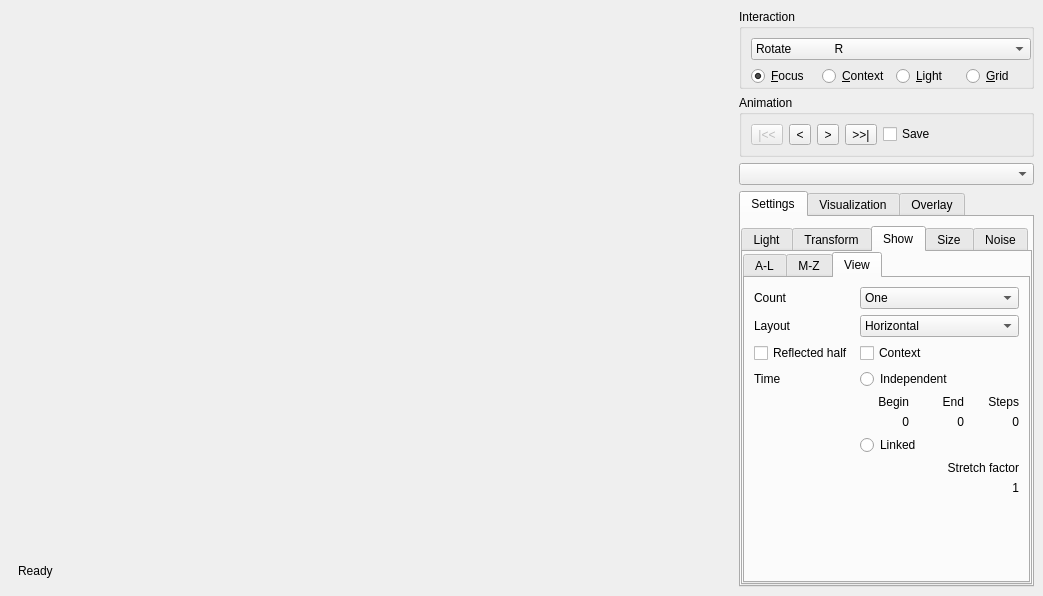
danlipsa/foamvis, file MainWindow.ui: the form before one commit.
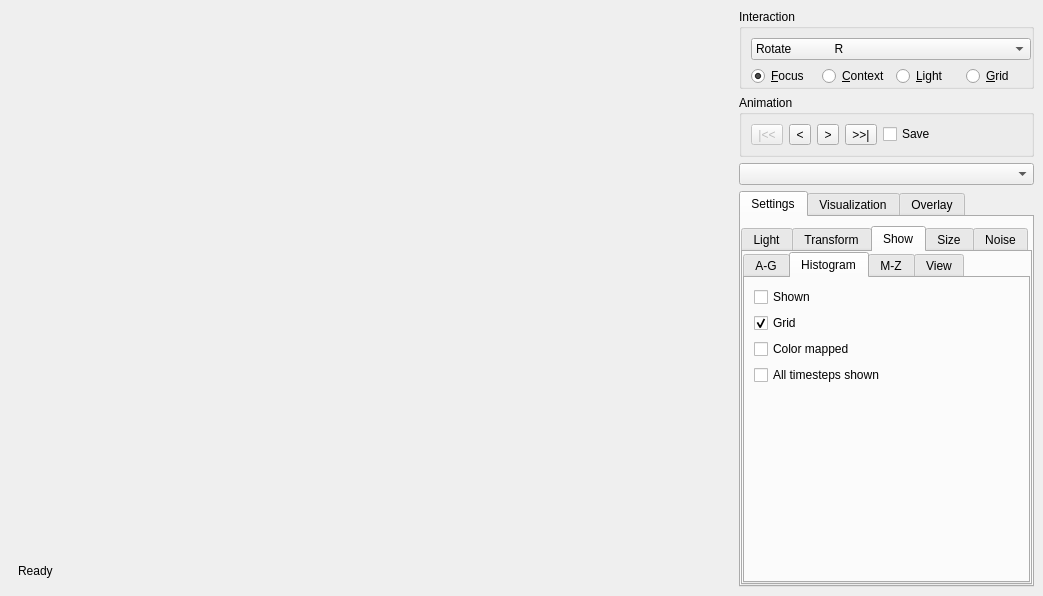
The form after the commit. The open tabs and pages were chosen to show the change. Custom widgets are drawn as their Qt base class.

Diff of the .ui file:
```diff
--- a/MainWindow.ui
+++ b/MainWindow.ui
@@ -801,11 +801,11 @@
                <item>
                 <widget class="QTabWidget" name="tabWidgetVariousAndView">
                  <property name="currentIndex">
-                  <number>2</number>
+                  <number>1</number>
                  </property>
                  <widget class="QWidget" name="tabVarious">
                   <attribute name="title">
-                   <string>A-L</string>
+                   <string>A-G</string>
                   </attribute>
                   <layout class="QFormLayout" name="formLayout_4">
                    <property name="fieldGrowthPolicy">
@@ -904,16 +904,44 @@
                      </property>
                     </widget>
                    </item>
-                   <item row="7" column="0">
+                  </layout>
+                 </widget>
+                 <widget class="QWidget" name="tabHistogram">
+                  <attribute name="title">
+                   <string>Histogram</string>
+                  </attribute>
+                  <layout class="QFormLayout" name="formLayout_18">
+                   <item row="0" column="0">
+                    <widget class="QCheckBox" name="checkBoxHistogramShown">
+                     <property name="text">
+                      <string>Shown</string>
+                     </property>
+                    </widget>
+                   </item>
+                   <item row="1" column="0">
                     <widget class="QCheckBox" name="checkBoxHistogramGridShown">
                      <property name="text">
-                      <string>Histogram grid</string>
+                      <string>Grid</string>
                      </property>
                      <property name="checked">
                       <bool>true</bool>
                      </property>
                     </widget>
                    </item>
+                   <item row="2" column="0">
+                    <widget class="QCheckBox" name="checkBoxHistogramColorMapped">
+                     <property name="text">
+                      <string>Color mapped</string>
+                     </property>
+                    </widget>
+                   </item>
+                   <item row="3" column="0">
+                    <widget class="QCheckBox" name="checkBoxHistogramAllTimestepsShown">
+                     <property name="text">
+                      <string>All timesteps shown</string>
+                     </property>
+                    </widget>
+                   </item>
                   </layout>
                  </widget>
                  <widget class="QWidget" name="tab">
@@ -1071,14 +1099,14 @@
                      </property>
                     </widget>
                    </item>
-                   <item row="3" column="0">
+                   <item row="4" column="0">
                     <widget class="QLabel" name="label_32">
                      <property name="text">
                       <string>Time</string>
                      </property>
                     </widget>
                    </item>
-                   <item row="3" column="1">
+                   <item row="4" column="1">
                     <widget class="QRadioButton" name="radioButtonTimeIndependent">
                      <property name="text">
                       <string>Independent</string>
@@ -1088,7 +1116,7 @@
                      </attribute>
                     </widget>
                    </item>
-                   <item row="4" column="1">
+                   <item row="5" column="1">
                     <widget class="QWidget" name="widget_14" native="true">
                      <layout class="QGridLayout" name="gridLayout_3">
                       <property name="sizeConstraint">
@@ -1160,7 +1188,7 @@
                      </layout>
                     </widget>
                    </item>
-                   <item row="5" column="1">
+                   <item row="6" column="1">
                     <widget class="QRadioButton" name="radioButtonTimeLinked">
                      <property name="text">
                       <string>Linked</string>
@@ -1176,7 +1204,7 @@
                      </attribute>
                     </widget>
                    </item>
-                   <item row="6" column="1">
+                   <item row="7" column="1">
                     <widget class="QWidget" name="widget_3" native="true">
                      <layout class="QGridLayout" name="gridLayout_2">
                       <property name="sizeConstraint">
@@ -1632,27 +1660,6 @@
                      </property>
                     </spacer>
                    </item>
-                   <item row="2" column="1">
-                    <widget class="QCheckBox" name="checkBoxHistogramShown">
-                     <property name="text">
-                      <string>Shown</string>
-                     </property>
-                    </widget>
-                   </item>
-                   <item row="3" column="1">
-                    <widget class="QCheckBox" name="checkBoxHistogramColorMapped">
-                     <property name="text">
-                      <string>Color mapped</string>
-                     </property>
-                    </widget>
-                   </item>
-                   <item row="4" column="1">
-                    <widget class="QCheckBox" name="checkBoxHistogramAllTimestepsShown">
-                     <property name="text">
-                      <string>All timesteps shown</string>
-                     </property>
-                    </widget>
-                   </item>
                   </layout>
                  </widget>
                 </widget>
```
Left out of the diff: 73 changed lines with no effect on the pictures.
